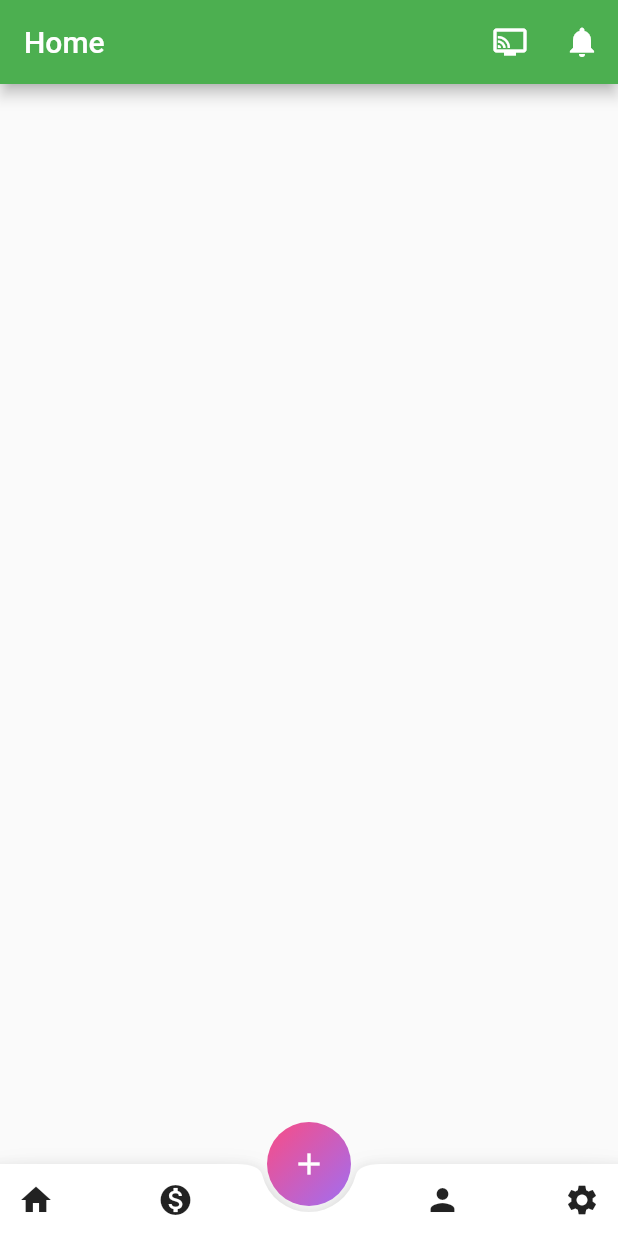
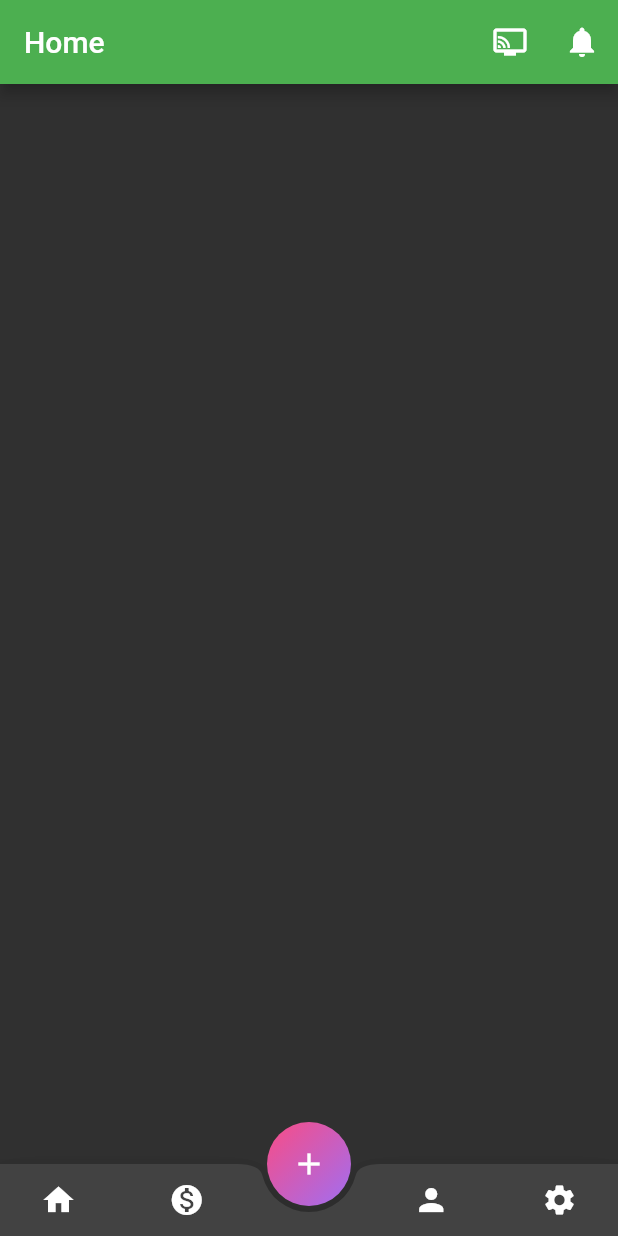
Before and after one commit to FlyingDutchman-Dev/finance_app, a Flutter app: the screen it shows after launch, on a phone screen of 412 x 824 dp. Run offline on Flutter 3.47's test engine with Material 2 defaults, Android fonts, the phone set to English and light mode, and no system bars.

Commit message:
FAB edited

```diff
--- a/lib/Home.dart
+++ b/lib/Home.dart
@@ -52,6 +52,7 @@ class _HomePageState extends State<HomePage> {
         ),
         child: FloatingActionButton(
           backgroundColor: Colors.transparent, // Define a cor de fundo do FAB como transparente
+          foregroundColor: Colors.white,
           elevation: 0.0, // Define a elevação do FAB como 0 para eliminar a sombra
           child: const Icon(Icons.add), // Ícone do FAB
           onPressed: () {
@@ -63,6 +64,8 @@ class _HomePageState extends State<HomePage> {
       floatingActionButtonLocation: FloatingActionButtonLocation.centerDocked,
       bottomNavigationBar: BottomAppBar(
         shape: const CircularNotchedRectangle(),
+        child: Padding(
+          padding: const EdgeInsets.only(left: 15,right: 15),
           child: Row(
             mainAxisAlignment: MainAxisAlignment.spaceBetween,
             children: [
@@ -75,6 +78,7 @@ class _HomePageState extends State<HomePage> {
             ],
           ),
         ),
+      ),
     );
   }
 }
--- a/lib/main.dart
+++ b/lib/main.dart
@@ -2,7 +2,8 @@ import 'package:flutter/material.dart';
 import 'package:finance_app/Home.dart';
 
 void main (){
-  runApp(const MaterialApp(
-    home: HomePage(),
+  runApp(MaterialApp(
+    theme: ThemeData.dark(),
+    home: const HomePage(),
   ));
 }
```
Lines whose indentation alone changed are shown as unchanged.
